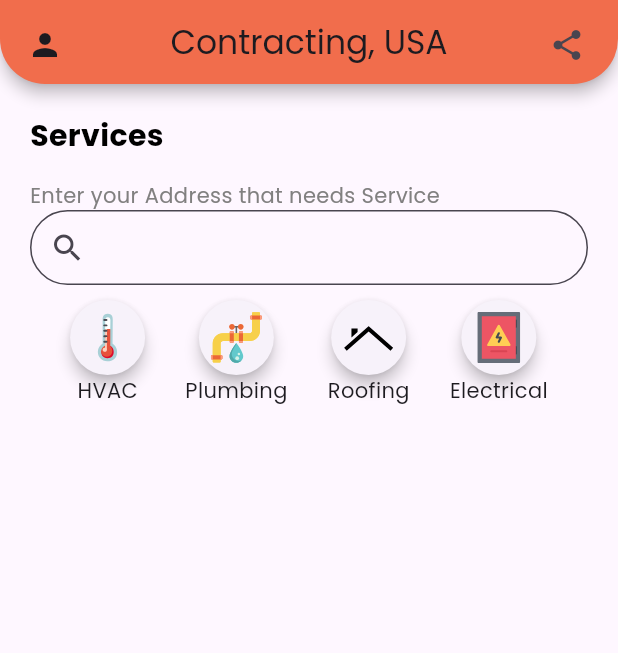
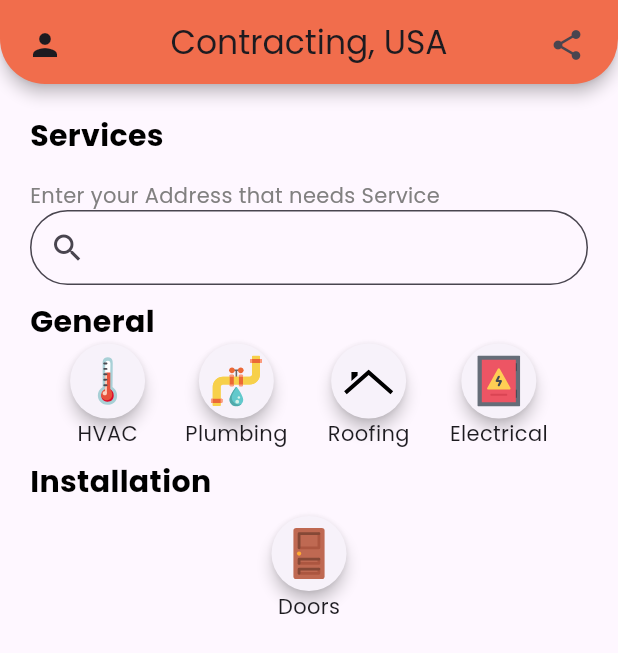
Before and after one commit to AustinFSSE/FlutterProject, a Flutter app: the screen it shows after launch, on a phone screen of 412 x 824 dp. Shown: the top 653 px of the screen. Run offline on Flutter 3.47's test engine with Material 3 defaults, Android fonts, the phone set to English and light mode, and no system bars; our stand-ins replace firebase_auth, firebase_core, flutter_svg, google_sign_in; accounts and stored records are empty.

Commit message:
Redesigning the homepage to create categories and sub categories to include limitless amount of services

```diff
--- /dev/null
+++ b/lib/pages/door.dart
@@ -0,0 +1,14 @@
+import 'package:flutter/material.dart';
+
+class DoorServiceForum extends StatelessWidget {
+  const DoorServiceForum({super.key});
+
+  @override
+  Widget build(BuildContext context) {
+    return Container(
+      child: Center(
+        child: const Text('data'),
+      ),
+    );
+  }
+}
--- a/lib/pages/home.dart
+++ b/lib/pages/home.dart
@@ -117,8 +117,8 @@ Container _locationValidation() {
   );
 }
 
-Wrap _services() {
-  return Wrap(
+Column _services() {
+  return Column(
     children: [
       Column(
         crossAxisAlignment: CrossAxisAlignment.start,
@@ -136,7 +136,20 @@ Wrap _services() {
           _locationValidation(),
           Container(
             margin: const EdgeInsets.only(top: 10, left: 20, right: 20),
-            child: const ServicesOffered(),
+            child: const Column(
+              children: [
+                Row(
+                  mainAxisAlignment: MainAxisAlignment.start,
+                  children: [
+                    Text(
+                      'General',
+                      style: TextStyle(fontFamily: 'Poppins', color: Colors.black, fontSize: 20, fontWeight: FontWeight.bold),
+                    ),
+                  ],
+                ),
+                ServicesOffered(),
+              ],
+            ),
           )
         ],
       ),
--- a/lib/pages/services.dart
+++ b/lib/pages/services.dart
@@ -1,4 +1,5 @@
 import 'package:constructionapp/components/unique_service.dart';
+import 'package:constructionapp/pages/door.dart';
 import 'package:constructionapp/pages/electrical.dart';
 import 'package:constructionapp/pages/hvac.dart';
 import 'package:constructionapp/pages/plumbing.dart';
@@ -15,7 +16,9 @@ class ServicesOffered extends StatefulWidget {
 class _ServicesOfferedState extends State<ServicesOffered> {
   @override
   Widget build(BuildContext context) {
-    return Wrap(
+    return Column(
+      mainAxisAlignment: MainAxisAlignment.center,
+      crossAxisAlignment: CrossAxisAlignment.center,
       children: [
         Row(
           mainAxisAlignment: MainAxisAlignment.spaceEvenly,
@@ -65,10 +68,44 @@ class _ServicesOfferedState extends State<ServicesOffered> {
                   iconpath: 'assets/icons/electrical.svg',
                   elevation: 4,
                 ),
-                const Text('Electrical')
+                const Text('Electrical'),
               ],
             ),
           ],
+        ),
+        const Padding(
+          padding: EdgeInsets.only(top: 8.0),
+          child: Row(
+            mainAxisAlignment: MainAxisAlignment.start,
+            children: [
+              Text(
+                'Installation',
+                style: TextStyle(fontFamily: 'Poppins', color: Colors.black, fontSize: 20, fontWeight: FontWeight.bold),
+              ),
+            ],
+          ),
+        ),
+        Padding(
+          padding: const EdgeInsets.only(top: 8.0),
+          child: Row(
+            mainAxisAlignment: MainAxisAlignment.spaceEvenly,
+            children: [
+              Column(
+                children: [
+                  ServiceWidget(
+                    iconsize: 50,
+                    forum: const DoorServiceForum(),
+                    size: 50,
+                    iconpath: 'assets/icons/door.svg',
+                    elevation: 4,
+                  ),
+                  const Text(
+                    'Doors',
+                  ),
+                ],
+              ),
+            ],
+          ),
         ),
       ],
     );
```
Also changed, not shown: assets/icons/door.svg (added).
